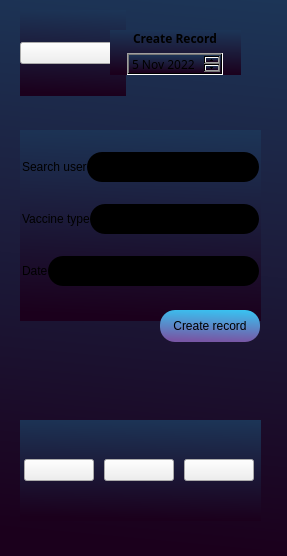
Before: the Qt Designer form MyCovidRecord/createrecord.ui in gagabon501/cs106-2, drawn with Qt 5.
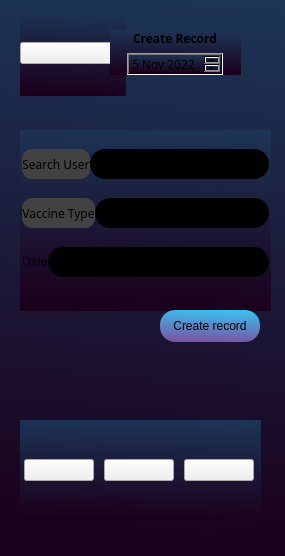
After: the same form once the commit is applied. Icons and pictures are not drawn.

Commit message: changed text to buttons - to connect to database

```diff
--- a/MyCovidRecord/createrecord.ui
+++ b/MyCovidRecord/createrecord.ui
@@ -6,7 +6,7 @@
    <rect>
     <x>0</x>
     <y>0</y>
-    <width>287</width>
+    <width>285</width>
     <height>556</height>
    </rect>
   </property>
@@ -206,8 +206,8 @@
      <rect>
       <x>20</x>
       <y>130</y>
-      <width>241</width>
-      <height>191</height>
+      <width>251</width>
+      <height>181</height>
      </rect>
     </property>
     <layout class="QVBoxLayout" name="verticalLayout_3">
@@ -229,18 +229,31 @@
      <item>
       <layout class="QHBoxLayout" name="horizontalLayout_5">
        <item>
-        <widget class="QLabel" name="label_4">
+        <widget class="QPushButton" name="searchUser">
+         <property name="sizePolicy">
+          <sizepolicy hsizetype="Preferred" vsizetype="Preferred">
+           <horstretch>0</horstretch>
+           <verstretch>0</verstretch>
+          </sizepolicy>
+         </property>
          <property name="maximumSize">
           <size>
            <width>16777215</width>
-           <height>40</height>
+           <height>30</height>
           </size>
          </property>
+         <property name="font">
+          <font>
+           <family>Raleway</family>
+          </font>
+         </property>
          <property name="styleSheet">
-          <string notr="true">background-color: none;</string>
+          <string notr="true">border-radius: 10px;
+background-color: rgb(66, 66, 66);
+</string>
          </property>
          <property name="text">
-          <string>Search user</string>
+          <string>Search User</string>
          </property>
         </widget>
        </item>
@@ -263,18 +276,36 @@
      <item>
       <layout class="QHBoxLayout" name="horizontalLayout_2">
        <item>
-        <widget class="QLabel" name="label_2">
+        <widget class="QPushButton" name="vaccineType">
+         <property name="minimumSize">
+          <size>
+           <width>0</width>
+           <height>30</height>
+          </size>
+         </property>
          <property name="maximumSize">
           <size>
            <width>16777215</width>
-           <height>40</height>
+           <height>16777215</height>
           </size>
          </property>
+         <property name="font">
+          <font>
+           <family>Raleway</family>
+           <bold>false</bold>
+          </font>
+         </property>
          <property name="styleSheet">
-          <string notr="true">background-color: none;</string>
+          <string notr="true">border-radius: 10px;
+background-color: rgb(66, 66, 66);
+
+</string>
          </property>
          <property name="text">
-          <string>Vaccine type</string>
+          <string>Vaccine Type</string>
+         </property>
+         <property name="autoRepeatDelay">
+          <number>300</number>
          </property>
         </widget>
        </item>
```
Left out of the diff: 18 changed lines with no effect on the pictures.
